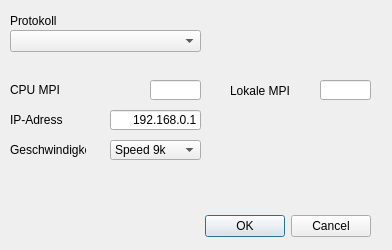
Old version of the form connectionsettings.ui in the repository darkmattercoder/plcanalyzer.
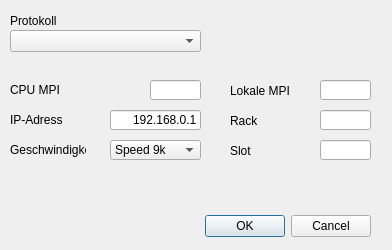
New version of the form.

```diff
--- a/connectionsettings.ui
+++ b/connectionsettings.ui
@@ -200,6 +200,64 @@
     <set>Qt::AlignRight|Qt::AlignTrailing|Qt::AlignVCenter</set>
    </property>
   </widget>
+  <widget class="QLabel" name="label_6">
+   <property name="geometry">
+    <rect>
+     <x>230</x>
+     <y>110</y>
+     <width>71</width>
+     <height>21</height>
+    </rect>
+   </property>
+   <property name="text">
+    <string>Rack</string>
+   </property>
+  </widget>
+  <widget class="QLabel" name="label_7">
+   <property name="geometry">
+    <rect>
+     <x>230</x>
+     <y>140</y>
+     <width>71</width>
+     <height>21</height>
+    </rect>
+   </property>
+   <property name="text">
+    <string>Slot</string>
+   </property>
+  </widget>
+  <widget class="QLineEdit" name="lineEdit_Rack">
+   <property name="geometry">
+    <rect>
+     <x>320</x>
+     <y>110</y>
+     <width>51</width>
+     <height>20</height>
+    </rect>
+   </property>
+   <property name="toolTip">
+    <string>0 - 127</string>
+   </property>
+   <property name="alignment">
+    <set>Qt::AlignRight|Qt::AlignTrailing|Qt::AlignVCenter</set>
+   </property>
+  </widget>
+  <widget class="QLineEdit" name="lineEdit_Slot">
+   <property name="geometry">
+    <rect>
+     <x>320</x>
+     <y>140</y>
+     <width>51</width>
+     <height>20</height>
+    </rect>
+   </property>
+   <property name="toolTip">
+    <string>0 - 127</string>
+   </property>
+   <property name="alignment">
+    <set>Qt::AlignRight|Qt::AlignTrailing|Qt::AlignVCenter</set>
+   </property>
+  </widget>
  </widget>
  <resources/>
  <connections>
```
